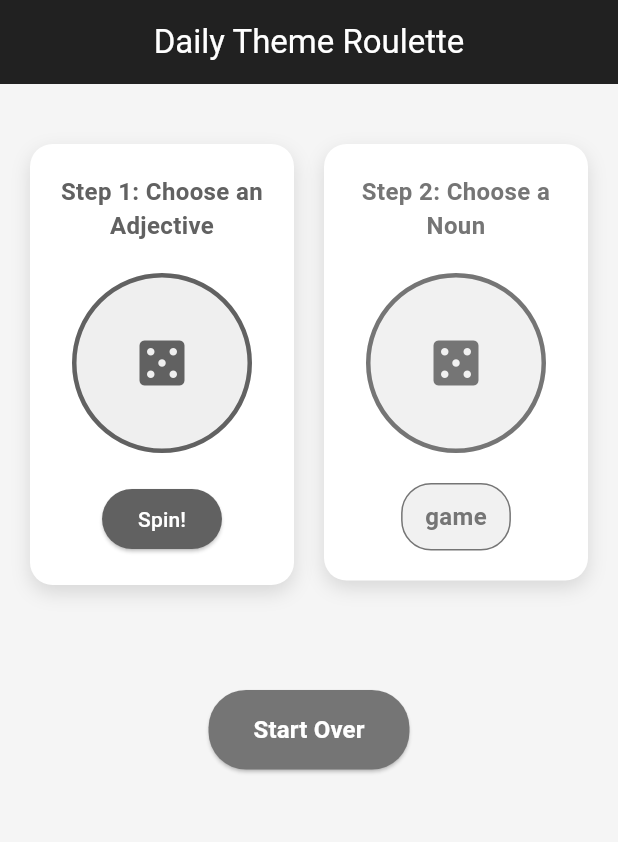
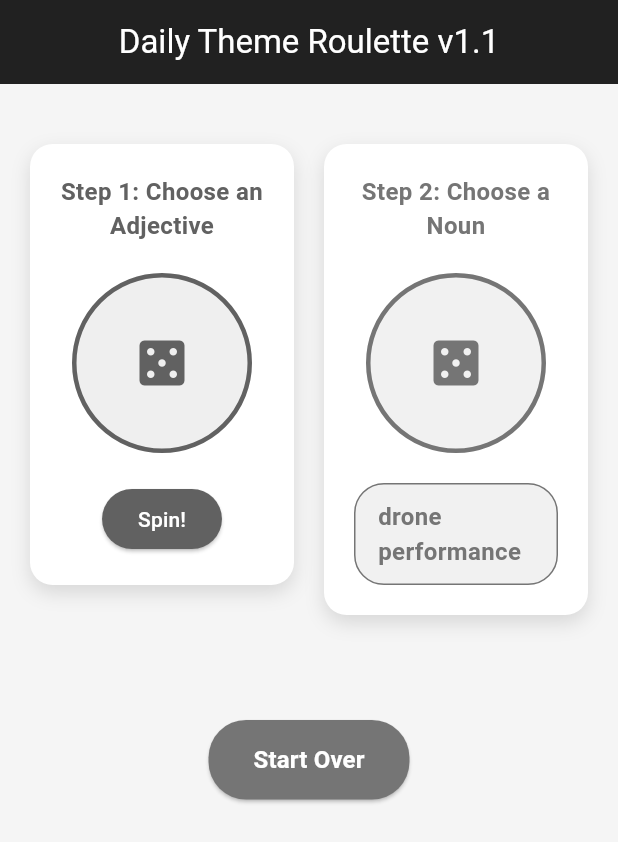
Before and after one commit to ymdev2023/0.roulette, a Flutter app: the screen it shows after launch, after a tap on the "casino" icon, after a tap on "Spin!", after a tap on "Start Over", on a phone screen of 412 x 824 dp. Shown: the top 842 px of the screen. Run offline on Flutter 3.47's test engine with Material 3 defaults, Android fonts, the phone set to English and light mode, and no system bars.

Commit message:
v1.1.0: Expand adjectives collection and add version display
🎨 Enhanced Adjectives (39 total):
Tech & New Media:
- interactive, generative, kinetic, immersive, experimental
- responsive, procedural, data-driven, algorithmic, bio-inspired
- AI-powered, sensor-based, glitchy, pixel-perfect, real-time
- crowd-sourced, augmented, networked, open-source, sustainable

Classic Artistic:
- mysterious, vibrant, minimalist, abstract, surreal
- cosmic, nostalgic, futuristic, organic, geometric
- dreamy, dramatic, peaceful, chaotic, elegant
- bold, subtle, vintage, modern

💻 Tech Nouns (20 total):
- media installation, Arduino project, IoT device, mobile app
- VR/AR experiences, interactive website, generative art
- sound visualization, LED matrix, chatbot, data visualization
- NFT collection, neural network, blockchain app, wearable tech

✨ New Features:
- Version display in app bar (v1.1)
- 780 possible combinations (39 × 20)
- Perfect for artist/developer collective brainstorming

📦 Version: 1.1.0+2

```diff
--- a/lib/main.dart
+++ b/lib/main.dart
@@ -12,7 +12,7 @@ class DailyThemeRouletteApp extends StatelessWidget {
   @override
   Widget build(BuildContext context) {
     return MaterialApp(
-      title: 'Daily Theme Roulette',
+      title: 'adjective Laboratory',
       theme: ThemeData(
         colorScheme: ColorScheme.fromSeed(seedColor: Colors.grey),
         useMaterial3: true,
@@ -80,7 +80,7 @@ class _SplashScreenState extends State<SplashScreen>
               ),
               const SizedBox(height: 20),
               const Text(
-                'Daily Theme Roulette',
+                'adjective Laboratory',
                 style: TextStyle(
                   fontSize: 24,
                   fontWeight: FontWeight.bold,
@@ -111,7 +111,28 @@ class _MainScreenState extends State<MainScreen> with TickerProviderStateMixin {
   final Random _random = Random();
 
   final List<String> _adjectives = [
+    // Tech & New Media
+    'interactive',
+    'generative',
+    'kinetic',
+    'immersive',
     'experimental',
+    'responsive',
+    'procedural',
+    'data-driven',
+    'algorithmic',
+    'bio-inspired',
+    'AI-powered',
+    'sensor-based',
+    'glitchy',
+    'pixel-perfect',
+    'real-time',
+    'crowd-sourced',
+    'augmented',
+    'networked',
+    'open-source',
+    'sustainable',
+    // Classic Artistic
     'mysterious',
     'vibrant',
     'minimalist',
@@ -134,26 +155,26 @@ class _MainScreenState extends State<MainScreen> with TickerProviderStateMixin {
   ];
 
   final List<String> _nouns = [
-    'painting',
-    'sculpture',
-    'digital art',
-    'photograph',
-    'installation',
-    'sketch',
-    'collage',
-    'animation',
-    'video',
-    'music',
-    'poem',
-    'story',
-    'dance',
-    'performance',
-    'design',
-    'app',
-    'website',
-    'game',
-    'illustration',
-    'pattern'
+    'media installation',
+    'Arduino project',
+    'IoT device',
+    'mobile app',
+    'VR experience',
+    'AR filter',
+    'interactive website',
+    'generative art',
+    'sound visualization',
+    'LED matrix',
+    'motion sensor',
+    'chatbot',
+    'data visualization',
+    'NFT collection',
+    'game prototype',
+    'neural network',
+    'blockchain app',
+    'drone performance',
+    'smart mirror',
+    'wearable tech'
   ];
 
   String _selectedAdjective = '';
@@ -248,7 +269,7 @@ class _MainScreenState extends State<MainScreen> with TickerProviderStateMixin {
     return Scaffold(
       backgroundColor: Colors.grey[100],
       appBar: AppBar(
-        title: const Text('Daily Theme Roulette'),
+        title: const Text('Daily Theme Roulette v1.1'),
         backgroundColor: Colors.black87,
         foregroundColor: Colors.white,
         centerTitle: true,
--- a/pubspec.yaml
+++ b/pubspec.yaml
@@ -16,7 +16,7 @@ publish_to: "none" # Remove this line if you wish to publish to pub.dev
 # https://developer.apple.com/library/archive/documentation/General/Reference/InfoPlistKeyReference/Articles/CoreFoundationKeys.html
 # In Windows, build-name is used as the major, minor, and patch parts
 # of the product and file versions while build-number is used as the build suffix.
-version: 1.0.0+1
+version: 1.1.0+2
 
 environment:
   sdk: ^3.5.4
```
